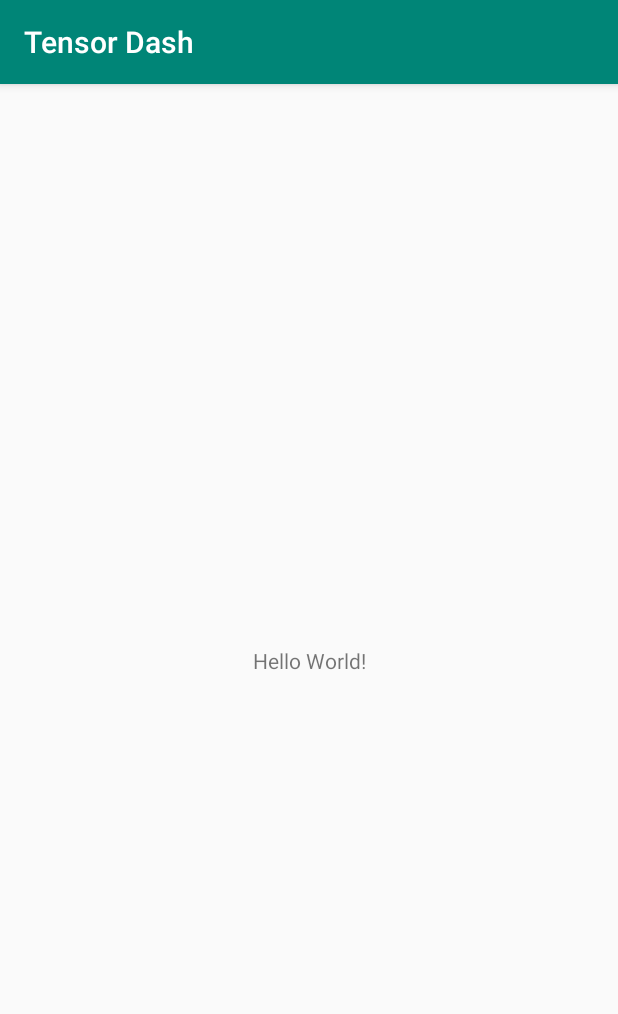
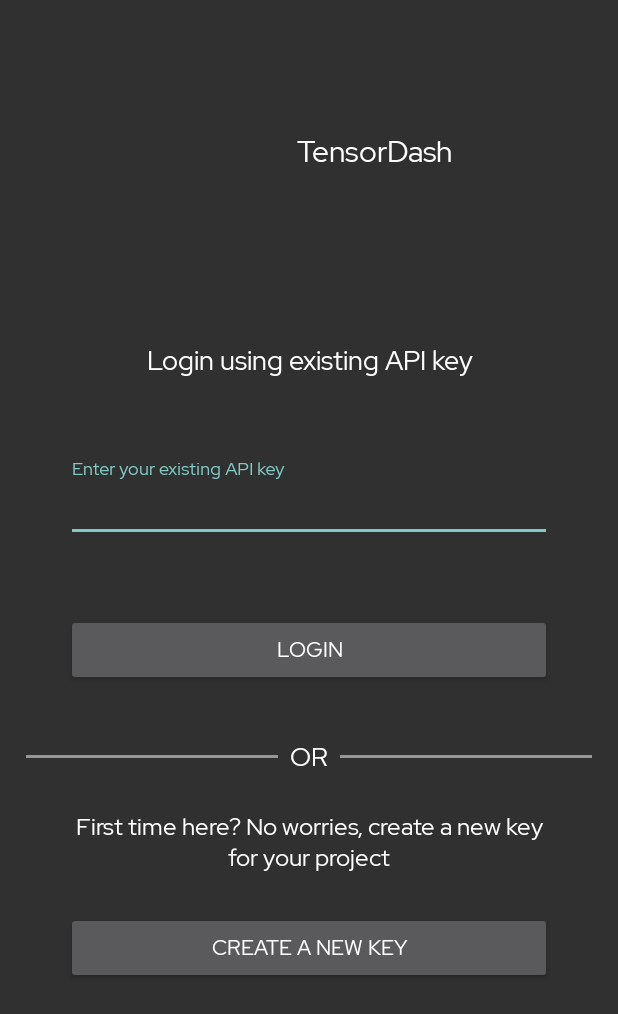
Before and after one commit to CleanPegasus/TensorDash, an Android app: the screen it shows after launch (MainActivity before the commit, LoginActivity after it), on a phone screen of 412 x 824 dp. Shown: the top 1014 px of the screen. Run offline under Robolectric (Android 15) with nearby library versions, the phone set to English and light mode, and no system bars.

Commit message:
Add Splash and Login Activity

```diff
--- a/Android App/app/build.gradle
+++ b/Android App/app/build.gradle
@@ -4,7 +4,7 @@ android {
     compileSdkVersion 28
     defaultConfig {
         applicationId "com.example.tensordash"
-        minSdkVersion 14
+        minSdkVersion 16
         targetSdkVersion 28
         versionCode 1
         versionName "1.0"
@@ -25,4 +25,5 @@ dependencies {
     testImplementation 'junit:junit:4.12'
     androidTestImplementation 'androidx.test.ext:junit:1.1.0'
     androidTestImplementation 'androidx.test.espresso:espresso-core:3.1.1'
+    implementation 'com.google.android.material:material:1.0.0'
 }
--- a/Android App/app/src/main/AndroidManifest.xml
+++ b/Android App/app/src/main/AndroidManifest.xml
@@ -3,19 +3,22 @@
     package="com.example.tensordash">
 
     <application
+        android:name=".MyApplication"
         android:allowBackup="true"
         android:icon="@mipmap/ic_launcher"
         android:label="@string/app_name"
         android:roundIcon="@mipmap/ic_launcher_round"
         android:supportsRtl="true"
         android:theme="@style/AppTheme">
-        <activity android:name=".MainActivity">
+        <activity android:name=".view.ui.LoginActivity"></activity>
+        <activity android:name=".view.ui.SplashActivity">
             <intent-filter>
                 <action android:name="android.intent.action.MAIN" />
 
                 <category android:name="android.intent.category.LAUNCHER" />
             </intent-filter>
         </activity>
+        <activity android:name=".view.ui.MainActivity" />
     </application>
 
 </manifest>
--- /dev/null
+++ b/Android App/app/src/main/java/com/example/tensordash/MyApplication.java
@@ -0,0 +1,13 @@
+package com.example.tensordash;
+
+import android.app.Application;
+
+import androidx.appcompat.app.AppCompatDelegate;
+
+public class MyApplication extends Application {
+    @Override
+    public void onCreate() {
+        super.onCreate();
+        AppCompatDelegate.setDefaultNightMode(AppCompatDelegate.MODE_NIGHT_YES);
+    }
+}
--- /dev/null
+++ b/Android App/app/src/main/java/com/example/tensordash/view/ui/LoginActivity.java
@@ -0,0 +1,17 @@
+package com.example.tensordash.view.ui;
+
+import androidx.appcompat.app.AppCompatActivity;
+
+import android.os.Bundle;
+
+import com.example.tensordash.R;
+
+public class LoginActivity extends AppCompatActivity {
+
+    @Override
+    protected void onCreate(Bundle savedInstanceState) {
+        super.onCreate(savedInstanceState);
+        getSupportActionBar().hide();
+        setContentView(R.layout.activity_login);
+    }
+}
--- a/Android App/app/src/main/java/com/example/tensordash/MainActivity.java
+++ b/Android App/app/src/main/java/com/example/tensordash/view/ui/MainActivity.java
@@ -1,8 +1,10 @@
-package com.example.tensordash;
+package com.example.tensordash.view.ui;
 
 import androidx.appcompat.app.AppCompatActivity;
 
 import android.os.Bundle;
+
+import com.example.tensordash.R;
 
 public class MainActivity extends AppCompatActivity {
 
--- /dev/null
+++ b/Android App/app/src/main/java/com/example/tensordash/view/ui/SplashActivity.java
@@ -0,0 +1,31 @@
+package com.example.tensordash.view.ui;
+
+import androidx.appcompat.app.AppCompatActivity;
+
+import android.content.Intent;
+import android.os.Bundle;
+import android.os.Handler;
+
+import com.example.tensordash.R;
+
+public class SplashActivity extends AppCompatActivity {
+
+    @Override
+    protected void onCreate(Bundle savedInstanceState) {
+        super.onCreate(savedInstanceState);
+        getSupportActionBar().hide();
+        setContentView(R.layout.activity_splash);
+
+        new Handler().postDelayed(new Runnable() {
+            @Override
+            public void run() {
+                Intent intent = new Intent(SplashActivity.this, LoginActivity.class);
+                startActivity(intent);
+                finishAffinity();
+            }
+        }, 1500);
+
+    }
+
+    // TODO: Add a condition for onPause(), so when the user exits the application from SplashActivity, it kills the Handler
+}
--- /dev/null
+++ b/Android App/app/src/main/res/font/red_hat_display.xml
@@ -0,0 +1,6 @@
+<?xml version="1.0" encoding="utf-8"?>
+<font-family xmlns:app="http://schemas.android.com/apk/res-auto">
+    <font
+        app:fontStyle="normal"
+        app:font="@font/red_hat_display_regular"/>
+</font-family>
--- /dev/null
+++ b/Android App/app/src/main/res/layout/activity_login.xml
@@ -0,0 +1,132 @@
+<?xml version="1.0" encoding="utf-8"?>
+<androidx.constraintlayout.widget.ConstraintLayout xmlns:android="http://schemas.android.com/apk/res/android"
+    xmlns:app="http://schemas.android.com/apk/res-auto"
+    xmlns:tools="http://schemas.android.com/tools"
+    android:layout_width="match_parent"
+    android:layout_height="match_parent"
+    tools:context=".view.ui.LoginActivity">
+
+    <LinearLayout
+        android:id="@+id/linearLayout"
+        android:layout_width="wrap_content"
+        android:layout_height="wrap_content"
+        android:layout_marginTop="66dp"
+        android:orientation="horizontal"
+        app:layout_constraintEnd_toEndOf="parent"
+        app:layout_constraintStart_toStartOf="parent"
+        app:layout_constraintTop_toTopOf="parent">
+
+        <ImageView
+            android:layout_width="70dp"
+            android:layout_height="70dp"
+            tools:srcCompat="@tools:sample/avatars" />
+
+        <TextView
+            android:layout_width="wrap_content"
+            android:layout_height="match_parent"
+            android:layout_marginLeft="16dp"
+            android:gravity="center"
+            android:text="@string/app_name"
+            android:textColor="@android:color/white"
+            android:textSize="20sp" />
+    </LinearLayout>
+
+    <TextView
+        android:id="@+id/textView"
+        android:layout_width="match_parent"
+        android:layout_height="wrap_content"
+        android:layout_marginTop="92sp"
+        android:gravity="center"
+        android:text="Login using existing API key"
+        android:textColor="@android:color/white"
+        android:textSize="18sp"
+        app:layout_constraintTop_toBottomOf="@+id/linearLayout" />
+
+    <com.google.android.material.textfield.TextInputLayout
+        android:id="@+id/textInputLayout"
+        android:layout_width="match_parent"
+        android:layout_height="wrap_content"
+        android:layout_marginLeft="44dp"
+        android:layout_marginTop="52dp"
+        android:layout_marginRight="44dp"
+        android:hint="Enter your existing API key"
+        app:layout_constraintTop_toBottomOf="@+id/textView">
+
+        <com.google.android.material.textfield.TextInputEditText
+            android:layout_width="match_parent"
+            android:layout_height="wrap_content"
+            android:textColor="@android:color/white"
+            android:textColorHint="@android:color/darker_gray">
+
+        </com.google.android.material.textfield.TextInputEditText>
+
+    </com.google.android.material.textfield.TextInputLayout>
+
+    <Button
+        android:id="@+id/button_login"
+        android:layout_width="match_parent"
+        android:layout_height="wrap_content"
+        android:layout_marginLeft="44dp"
+        android:layout_marginTop="48dp"
+        android:layout_marginRight="44dp"
+        android:text="Login"
+        app:layout_constraintTop_toBottomOf="@+id/textInputLayout" />
+
+    <LinearLayout
+        android:id="@+id/linearLayout2"
+        android:layout_width="match_parent"
+        android:layout_height="wrap_content"
+        android:layout_marginTop="35dp"
+        android:orientation="horizontal"
+        app:layout_constraintTop_toBottomOf="@+id/button_login">
+
+        <View
+            android:layout_width="0dp"
+            android:layout_height="2dp"
+            android:layout_gravity="center"
+            android:layout_marginLeft="17dp"
+            android:layout_weight="1"
+            android:background="#979797" />
+
+        <TextView
+            android:layout_width="wrap_content"
+            android:layout_height="wrap_content"
+            android:layout_marginLeft="8dp"
+            android:layout_marginRight="8dp"
+            android:text="OR"
+            android:textColor="@android:color/white"
+            android:textSize="17sp" />
+
+        <View
+            android:layout_width="0dp"
+            android:layout_height="2dp"
+            android:layout_gravity="center"
+            android:layout_marginRight="17dp"
+            android:layout_weight="1"
+            android:background="#979797" />
+    </LinearLayout>
+
+    <TextView
+        android:id="@+id/textView3"
+        android:layout_width="match_parent"
+        android:layout_height="wrap_content"
+        android:layout_marginLeft="44dp"
+        android:layout_marginTop="24dp"
+        android:layout_marginRight="44dp"
+        android:text="First time here? No worries, create a new key for your project"
+        android:textAlignment="center"
+        android:textColor="@android:color/white"
+        android:textSize="16dp"
+        app:layout_constraintTop_toBottomOf="@+id/linearLayout2" />
+
+    <Button
+        android:layout_width="match_parent"
+        android:layout_height="wrap_content"
+        android:layout_marginLeft="44dp"
+        android:layout_marginRight="44dp"
+        android:text="Create a new key"
+        android:layout_marginTop="26dp"
+        app:layout_constraintTop_toBottomOf="@+id/textView3" />
+
+
+</androidx.constraintlayout.widget.ConstraintLayout>
--- a/Android App/app/src/main/res/layout/activity_main.xml
+++ b/Android App/app/src/main/res/layout/activity_main.xml
@@ -4,7 +4,7 @@
     xmlns:tools="http://schemas.android.com/tools"
     android:layout_width="match_parent"
     android:layout_height="match_parent"
-    tools:context=".MainActivity">
+    tools:context=".view.ui.MainActivity">
 
     <TextView
         android:layout_width="wrap_content"
--- /dev/null
+++ b/Android App/app/src/main/res/layout/activity_splash.xml
@@ -0,0 +1,32 @@
+<?xml version="1.0" encoding="utf-8"?>
+<androidx.constraintlayout.widget.ConstraintLayout xmlns:android="http://schemas.android.com/apk/res/android"
+    xmlns:app="http://schemas.android.com/apk/res-auto"
+    xmlns:tools="http://schemas.android.com/tools"
+    android:layout_width="match_parent"
+    android:layout_height="match_parent"
+    tools:context=".view.ui.SplashActivity">
+
+    <LinearLayout
+        android:layout_width="match_parent"
+        android:layout_height="wrap_content"
+        android:orientation="vertical"
+        app:layout_constraintBottom_toBottomOf="parent"
+        app:layout_constraintEnd_toEndOf="parent"
+        app:layout_constraintStart_toStartOf="parent"
+        app:layout_constraintTop_toTopOf="parent">
+
+        <ImageView
+            android:layout_width="match_parent"
+            android:layout_height="wrap_content"
+            tools:srcCompat="@tools:sample/avatars" />
+
+        <TextView
+            android:layout_width="match_parent"
+            android:layout_height="wrap_content"
+            android:layout_margin="16dp"
+            android:text="@string/app_name"
+            android:textAlignment="center"
+            android:textColor="@android:color/white"
+            android:textSize="30sp" />
+    </LinearLayout>
+</androidx.constraintlayout.widget.ConstraintLayout>
--- a/Android App/app/src/main/res/values/colors.xml
+++ b/Android App/app/src/main/res/values/colors.xml
@@ -3,4 +3,8 @@
     <color name="colorPrimary">#008577</color>
     <color name="colorPrimaryDark">#00574B</color>
     <color name="colorAccent">#D81B60</color>
+
+    <color name="backgroundColor">#303030</color>
+    <color name="actionBarColor">#171717</color>
+    <color name="statusBarColor">#000000</color>
 </resources>
--- a/Android App/app/src/main/res/values/strings.xml
+++ b/Android App/app/src/main/res/values/strings.xml
@@ -1,3 +1,3 @@
 <resources>
-    <string name="app_name">Tensor Dash</string>
+    <string name="app_name">TensorDash</string>
 </resources>
--- a/Android App/app/src/main/res/values/styles.xml
+++ b/Android App/app/src/main/res/values/styles.xml
@@ -1,11 +1,18 @@
 <resources>
 
     <!-- Base application theme. -->
-    <style name="AppTheme" parent="Theme.AppCompat.Light.DarkActionBar">
-        <!-- Customize your theme here. -->
+    <style name="AppTheme" parent="Theme.AppCompat.DayNight.DarkActionBar">
+        <!-- Customize your theme here.
         <item name="colorPrimary">@color/colorPrimary</item>
         <item name="colorPrimaryDark">@color/colorPrimaryDark</item>
         <item name="colorAccent">@color/colorAccent</item>
+        -->
+        <item name="android:windowBackground">@color/backgroundColor</item>
+        <item name="colorPrimary">@color/actionBarColor</item>
+        <item name="colorPrimaryDark">@color/statusBarColor</item>
+        <item name="android:fontFamily">@font/red_hat_display</item>
+        <item name="fontFamily">@font/red_hat_display</item>
+
     </style>
 
 </resources>
```
Also changed, not shown: Android App/app/src/main/res/font/red_hat_display_black.ttf (added), Android App/app/src/main/res/font/red_hat_display_bold.ttf (added), Android App/app/src/main/res/font/red_hat_display_italic.ttf (added), Android App/app/src/main/res/font/red_hat_display_medium.ttf (added), Android App/app/src/main/res/font/red_hat_display_regular.ttf (added).
